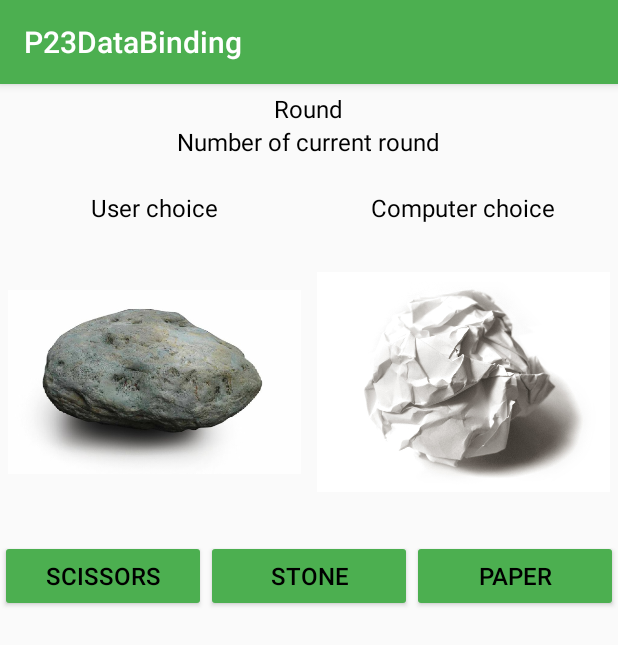
After one commit to lukaszhyla/MultiApps, an Android app: the StonePaperScissorsActivity screen opened directly, with no data from a screen before it, on a phone screen of 412 x 824 dp. The commit adds this screen. Shown: the top 645 px of the screen. Run offline under Robolectric (Android 15) with nearby library versions, the phone set to English and light mode, and no system bars; our stand-ins replace ButterKnife.

Commit message:
Second commit

```diff
--- a/app/src/main/AndroidManifest.xml
+++ b/app/src/main/AndroidManifest.xml
@@ -36,10 +36,7 @@
         <activity android:name=".MainActivity" />
         <activity android:name=".LoadImageActivity" />
         <activity android:name=".SMSActivity" />
-        <activity
-            android:name=".BasicActivity"
-            android:label="@string/title_activity_basic"
-            android:theme="@style/AppTheme.NoActionBar"></activity>
+        <activity android:name=".StonePaperScissorsActivity"></activity>
     </application>
 
 </manifest>
--- /dev/null
+++ b/app/src/main/res/layout/activity_stone_paper_scissors.xml
@@ -0,0 +1,137 @@
+<?xml version="1.0" encoding="utf-8"?>
+<LinearLayout xmlns:android="http://schemas.android.com/apk/res/android"
+    android:id="@+id/activity_main"
+    android:layout_width="match_parent"
+    android:layout_height="match_parent"
+    android:orientation="vertical"
+  >
+
+    <TextView
+        android:layout_width="wrap_content"
+        android:layout_height="wrap_content"
+        android:layout_gravity="center"
+        android:layout_marginTop="5dp"
+        android:gravity="center"
+        android:text="Round"
+        android:textAlignment="center"
+        android:textSize="16sp" />
+
+    <TextView
+        android:id="@+id/main_act_num_rounds_text_view"
+        android:layout_width="wrap_content"
+        android:layout_height="wrap_content"
+        android:layout_gravity="center"
+        android:gravity="center"
+        android:text="Number of current round"
+        android:textAlignment="center"
+        android:textSize="16sp" />
+
+    <LinearLayout
+        android:layout_width="match_parent"
+        android:layout_height="wrap_content">
+
+        <TextView
+            android:id="@+id/main_act_user_points_text_view"
+            android:layout_width="match_parent"
+            android:layout_height="wrap_content"
+            android:layout_gravity="center"
+            android:layout_weight="1"
+            android:gravity="center"
+            android:textAlignment="center"
+            android:textSize="16sp" />
+
+        <TextView
+            android:id="@+id/main_act_comp_points_text_view"
+            android:layout_width="match_parent"
+            android:layout_height="wrap_content"
+            android:layout_gravity="center"
+            android:layout_weight="1"
+            android:gravity="center"
+            android:textAlignment="center"
+            android:textSize="16sp" />
+    </LinearLayout>
+
+    <LinearLayout
+        android:layout_width="match_parent"
+        android:layout_height="wrap_content"
+        android:orientation="horizontal">
+
+        <TextView
+            android:layout_width="match_parent"
+            android:layout_height="wrap_content"
+            android:layout_gravity="left"
+            android:layout_weight="1"
+            android:text="User choice"
+            android:textAlignment="center"
+            android:textSize="16sp" />
+
+        <TextView
+            android:layout_width="match_parent"
+            android:layout_height="wrap_content"
+            android:layout_gravity="right"
+            android:layout_weight="1"
+            android:text="Computer choice"
+            android:textAlignment="center"
+            android:textSize="16sp" />
+    </LinearLayout>
+
+    <LinearLayout
+        android:layout_width="match_parent"
+        android:layout_height="wrap_content"
+        android:orientation="horizontal">
+
+        <ImageView
+            android:id="@+id/main_act_user_choice_img_view"
+            android:layout_width="150dp"
+            android:layout_height="200dp"
+            android:layout_margin="5dp"
+            android:layout_weight="1"
+            android:src="@drawable/stone" />
+
+        <ImageView
+            android:id="@+id/main_act_computer_choice_img_view"
+            android:layout_width="150dp"
+            android:layout_height="200dp"
+            android:layout_margin="5dp"
+            android:layout_weight="1"
+            android:src="@drawable/paper_ball" />
+    </LinearLayout>
+
+
+    <LinearLayout
+        android:layout_width="match_parent"
+        android:layout_height="wrap_content"
+        android:orientation="horizontal"
+        >
+        <Button
+            android:layout_weight="1"
+            android:layout_width="match_parent"
+            android:layout_height="wrap_content"
+            android:text="Scissors"
+            android:textAlignment="center"
+            android:textSize="16sp"
+            android:id="@+id/main_act_user_choice_scissors_btn"
+            />
+
+        <Button
+            android:layout_weight="1"
+            android:layout_width="match_parent"
+            android:layout_height="wrap_content"
+            android:text="Stone"
+            android:textAlignment="center"
+            android:textSize="16sp"
+            android:id="@+id/main_act_user_choice_stone_btn"
+            />
+
+        <Button
+            android:layout_weight="1"
+            android:layout_width="match_parent"
+            android:layout_height="wrap_content"
+            android:text="Paper"
+            android:textAlignment="center"
+            android:textSize="16sp"
+            android:id="@+id/main_act_user_choice_paper_btn"
+            />
+    </LinearLayout>
+
+</LinearLayout>
--- a/app/src/main/res/values/colors.xml
+++ b/app/src/main/res/values/colors.xml
@@ -4,8 +4,8 @@
     <color name="primary_dark">#388E3C</color>
     <color name="primary_light">#C8E6C9</color>
     <color name="accent">#FF5722</color>
-    <color name="primary_text">#f1f1f1</color>
-    <color name="secondary_text">#757575</color>
+    <color name="primary_text">#000000</color>
+    <color name="secondary_text">#000000</color>
     <color name="icons">#FFFFFF</color>
     <color name="divider">#BDBDBD</color>
 </resources>
```
Also changed, not shown: app/src/main/java/com/lhyla/p23databinding/BasicActivity.java (deleted, +0 -27 lines), app/src/main/java/com/lhyla/p23databinding/SMSActivity.java (+7 -0 lines), app/src/main/java/com/lhyla/p23databinding/StartingActivity.java (+9 -3 lines), app/src/main/java/com/lhyla/p23databinding/StonePaperScissorsActivity.java (added, +190 -0 lines), app/src/main/res/layout/activity_basic.xml (deleted, +0 -26 lines), app/src/main/res/layout/activity_starting.xml (+9 -0 lines), app/src/main/res/drawable-xhdpi/paper_ball.jpg (added), app/src/main/res/drawable-xhdpi/scissors.png (added), app/src/main/res/drawable-xhdpi/stone.jpg (added).
